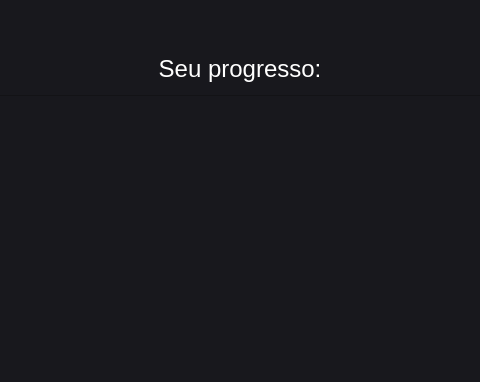
This is UI/UI_base.ui in VictorGorgal/ErgonomicChair as Qt 5 draws it before an edit; both pictures show x 241 to 721 and y 93 to 475 of the 1280 by 720 pixel window. The edited form follows.
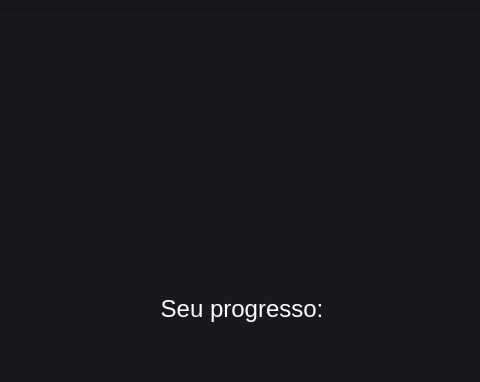
This is the edited form. The open tabs and pages were chosen to show the change. Icons and pictures are not drawn.

Commit message: added graph functionality

What changed in the file:
```diff
--- a/UI/UI_base.ui
+++ b/UI/UI_base.ui
@@ -907,7 +907,7 @@
                 </property>
                 <property name="maximumSize">
                  <size>
-                  <width>900</width>
+                  <width>16777215</width>
                   <height>16777215</height>
                  </size>
                 </property>
@@ -932,11 +932,20 @@
                    <property name="sizeHint" stdset="0">
                     <size>
                      <width>20</width>
-                     <height>100</height>
+                     <height>60</height>
                     </size>
                    </property>
                   </spacer>
                  </item>
+                 <item>
+                  <widget class="QFrame" name="graph_frame">
+                   <property name="frameShape">
+                    <enum>QFrame::StyledPanel</enum>
+                   </property>
+                   <property name="frameShadow">
+                    <enum>QFrame::Raised</enum>
+                   </property>
+                   <layout class="QVBoxLayout" name="verticalLayout_8">
                  <item>
                   <widget class="QLabel" name="label_2">
                    <property name="maximumSize">
@@ -971,32 +980,12 @@
                    </property>
                   </widget>
                  </item>
-                 <item>
-                  <widget class="QFrame" name="frame_12">
-                   <property name="frameShape">
-                    <enum>QFrame::StyledPanel</enum>
-                   </property>
-                   <property name="frameShadow">
-                    <enum>QFrame::Raised</enum>
-                   </property>
+                   </layout>
                   </widget>
                  </item>
                 </layout>
                </widget>
               </item>
-              <item>
-               <spacer name="horizontalSpacer_7">
-                <property name="orientation">
-                 <enum>Qt::Horizontal</enum>
-                </property>
-                <property name="sizeHint" stdset="0">
-                 <size>
-                  <width>40</width>
-                  <height>20</height>
-                 </size>
-                </property>
-               </spacer>
-              </item>
               <item>
                <widget class="QFrame" name="frame_8">
                 <property name="minimumSize">
```
Left out of the diff: 2 changed lines with no effect on the pictures. Lines whose indentation alone changed are shown as unchanged. The commit also changes 3 other files.
